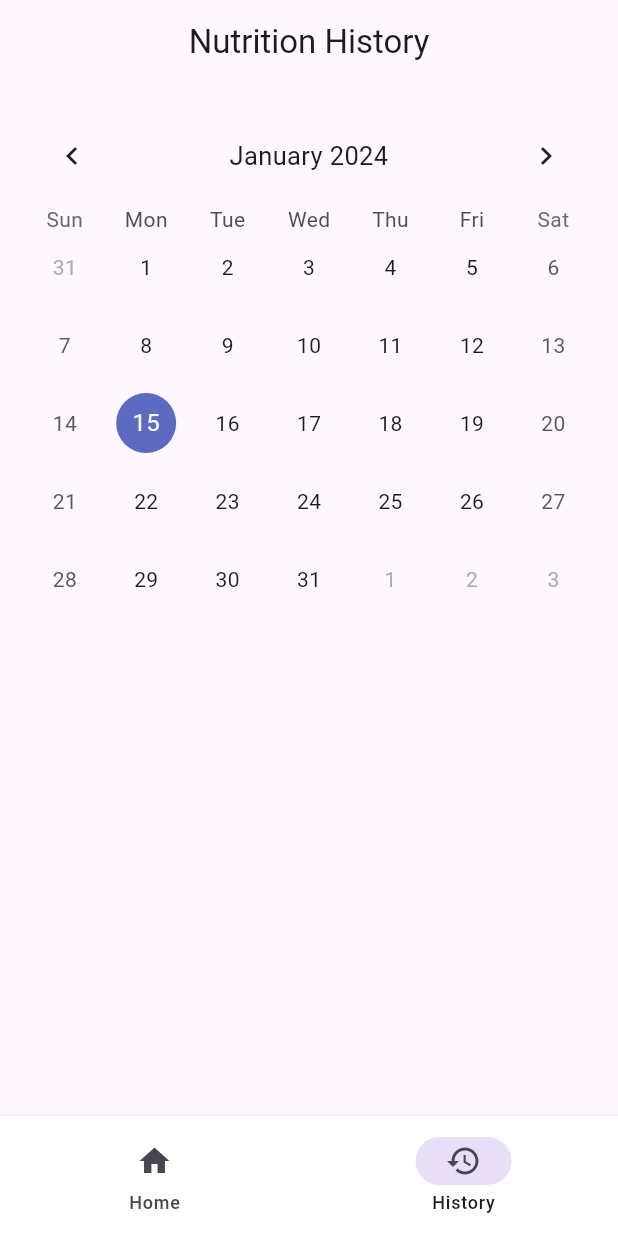
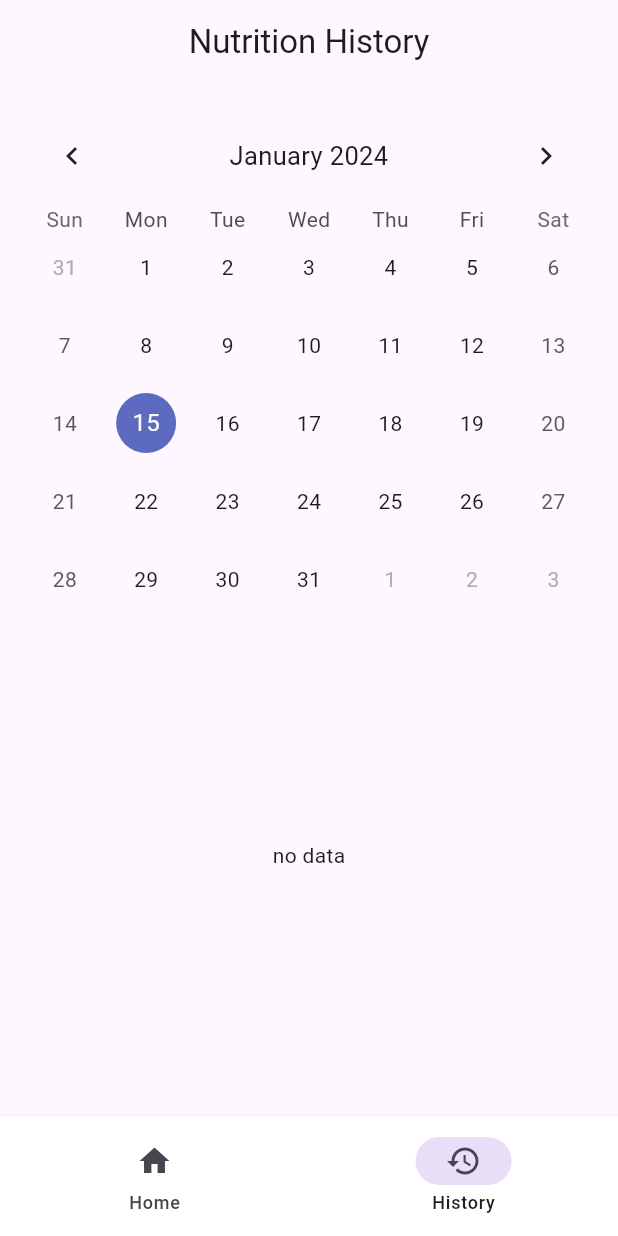
Before and after one commit to AlvinHartono/flutter-nutrition-tracker, a Flutter app: the screen it shows once a user with an empty profile is signed in, item 2 of the bottom bar chosen, on a phone screen of 412 x 824 dp. Run offline on Flutter 3.47's test engine with Material 3 defaults, Android fonts, the phone set to English and light mode, and no system bars; drawn by our look-alikes of table_calendar; our stand-ins replace cloud_firestore, firebase_auth, firebase_core, fl_chart; accounts and stored records are empty.

Commit message:
Fetched data history screen

```diff
--- a/lib/screens/history_nutrition_screen.dart
+++ b/lib/screens/history_nutrition_screen.dart
@@ -1,7 +1,12 @@
 import 'package:flutter/material.dart';
 import 'package:flutter_nutrition_tracker/models/dummy_data.dart';
+import 'package:flutter_nutrition_tracker/models/food.dart';
 import 'package:flutter_nutrition_tracker/widgets/food_card.dart';
+import 'package:flutter_nutrition_tracker/widgets/food_card_onEvent.dart';
 import 'package:table_calendar/table_calendar.dart';
+import 'package:flutter_nutrition_tracker/firebase/firebase_firestore/firestore.dart';
+import 'package:flutter_nutrition_tracker/firebase/firebase_auth_implementation/firebase_auth_services.dart';
+import 'package:firebase_auth/firebase_auth.dart';
 
 class History extends StatefulWidget {
   const History({Key? key}) : super(key: key);
@@ -12,32 +17,53 @@ class History extends StatefulWidget {
 
 class _HistoryState extends State<History> {
   DateTime today = DateTime.now();
-  DateTime? _selectedDay;
-  //List<FoodCard> selectedFoodList = [];
-  //Map<DateTime, List<FoodCard>> event = {};
-  //final List<FoodCard> _listEventCard = dummyData;
+  DateTime _selectedDay = DateTime.now();
+  List<Food> _foodlist = [];
+
+  double totalCalories = 0.0;
+  double totalProtein = 0.0;
+  double totalCarbs = 0.0;
+
+  FirebaseFirestoreHelper database = FirebaseFirestoreHelper();
+
+  Future<void> fetchSelectedDaysFood(String dateKey) async {
+    print(dateKey);
+    List<Food> foods = await database.getDocument(dateKey);
+    setState(() {
+      _foodlist = foods;
+      for (Food food in _foodlist) {
+        totalCalories += food.calories;
+        totalProtein += food.proteinG;
+        totalCarbs += food.carbohydratesTotalG;
+      }
+    });
+  }
+
+  String generateDateKey(DateTime date) {
+    return "${date.year}-${date.month.toString().padLeft(2, '0')}-${date.day.toString().padLeft(2, '0')}";
+  }
 
   @override
   void initState() {
     super.initState();
-    // Populate event map with dummy data for today
+    fetchSelectedDaysFood(generateDateKey(_selectedDay));
     today = DateTime.now();
-    // event[today] = _listEventCard;
-
-    // if (event.containsKey(today)) {
-    //   selectedFoodList = event[today]!;
-    // }
+    _selectedDay = today;
   }
 
   void _onDaySelected(DateTime day, DateTime focusedDay) {
     setState(() {
       today = day;
       _selectedDay = focusedDay;
+
+      fetchSelectedDaysFood(generateDateKey(_selectedDay));
     });
   }
 
   @override
   Widget build(BuildContext context) {
+    double screenWidth = MediaQuery.of(context).size.width;
+    double screenHeight = MediaQuery.of(context).size.height;
     return Scaffold(
       appBar: AppBar(
         title: const Text("Nutrition History"),
@@ -67,6 +93,25 @@ class _HistoryState extends State<History> {
               onDaySelected: _onDaySelected,
             ),
           ),
+          Expanded(
+              child: _foodlist.isEmpty
+                  ? const Center(
+                      child: Text("no data"),
+                    )
+                  : ListView.builder(
+                      padding: const EdgeInsets.symmetric(
+                        horizontal: 5.0,
+                        vertical: 5.0,
+                      ),
+                      itemCount: 1,
+                      itemBuilder: (context, index) {
+                        return FoodCardOnEvent(
+                            food: _foodlist[index],
+                            totalCalories: totalCalories,
+                            totalCarbs: totalCarbs,
+                            totalProtein: totalProtein);
+                      },
+                    ))
         ],
       ),
     );
```
Also changed, not shown: lib/widgets/food_card_onEvent.dart (added, +64 -0 lines).
